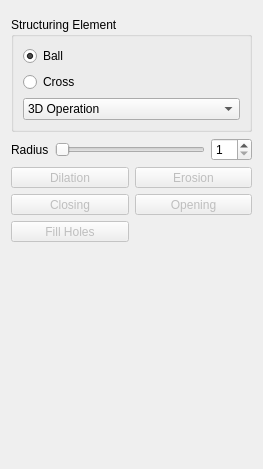
This is Plugins/org.mitk.gui.qt.segmentation/src/internal/SegmentationUtilities/MorphologicalOperations/QmitkMorphologicalOperationsWidgetControls.ui in MITK/MITK as Qt 5 draws it before an edit. The edited form follows.
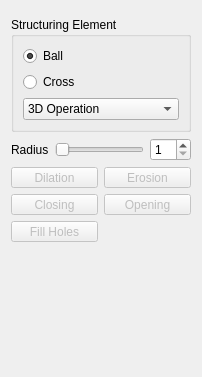
This is the edited form. Icons and pictures are not drawn. Custom widgets are drawn as their Qt base class.

Commit message:
Fix stretch policy to minimize the gap between multiple selection widgets
The size policy of a data selection widget was minimized in order
to remove the gap between multiple selection widgets.

Patch:
```diff
--- a/Plugins/org.mitk.gui.qt.segmentation/src/internal/SegmentationUtilities/MorphologicalOperations/QmitkMorphologicalOperationsWidgetControls.ui
+++ b/Plugins/org.mitk.gui.qt.segmentation/src/internal/SegmentationUtilities/MorphologicalOperations/QmitkMorphologicalOperationsWidgetControls.ui
@@ -6,14 +6,11 @@
    <rect>
     <x>0</x>
     <y>0</y>
-    <width>263</width>
-    <height>469</height>
+    <width>184</width>
+    <height>377</height>
    </rect>
   </property>
-  <property name="windowTitle">
-   <string>Form</string>
-  </property>
-  <layout class="QVBoxLayout" name="verticalLayout_2">
+  <layout class="QVBoxLayout" name="verticalLayout">
    <item>
     <widget class="QmitkDataSelectionWidget" name="dataSelectionWidget" native="true"/>
    </item>
@@ -22,7 +19,7 @@
      <property name="title">
       <string>Structuring Element</string>
      </property>
-     <layout class="QVBoxLayout" name="verticalLayout">
+     <layout class="QVBoxLayout" name="verticalLayout_2">
       <item>
        <widget class="QRadioButton" name="radioButtonMorphoBall">
         <property name="text">
@@ -68,7 +65,7 @@
     </widget>
    </item>
    <item>
-    <layout class="QHBoxLayout" name="horizontalLayout_2">
+    <layout class="QHBoxLayout" name="horizontalLayout">
      <item>
       <widget class="QLabel" name="label">
        <property name="text">
@@ -264,7 +261,7 @@
      <property name="sizeHint" stdset="0">
       <size>
        <width>20</width>
-       <height>518</height>
+       <height>40</height>
       </size>
      </property>
     </spacer>
```
Left out of the diff: 9 changed lines with no effect on the pictures. The commit also changes 4 other files.
